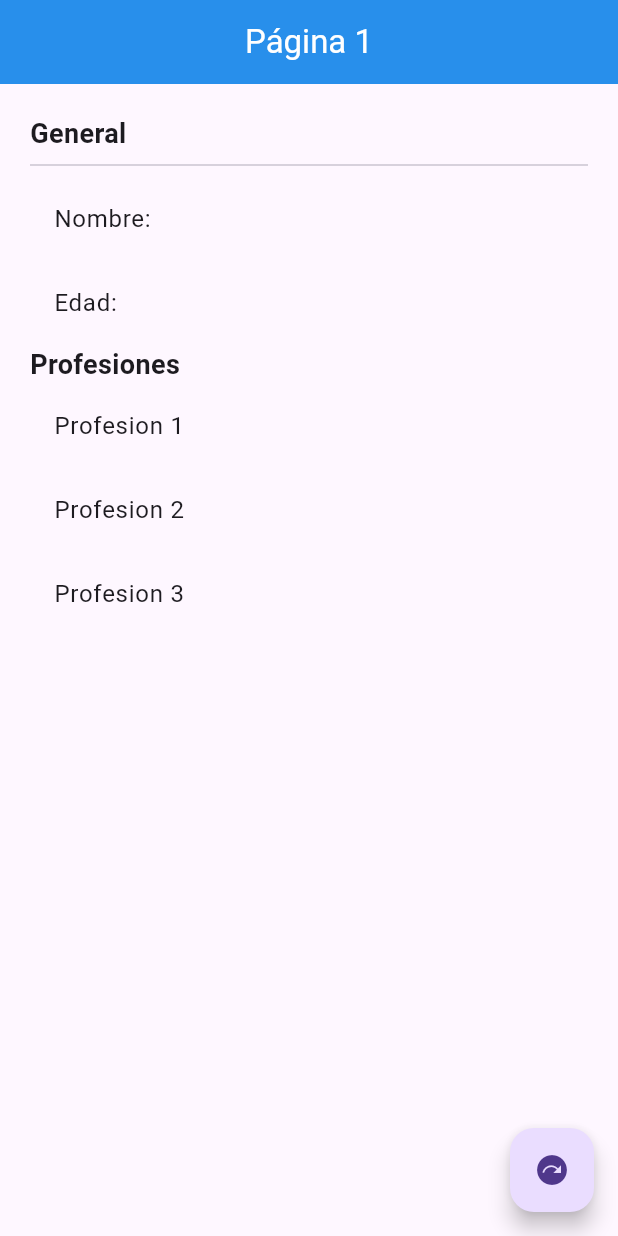
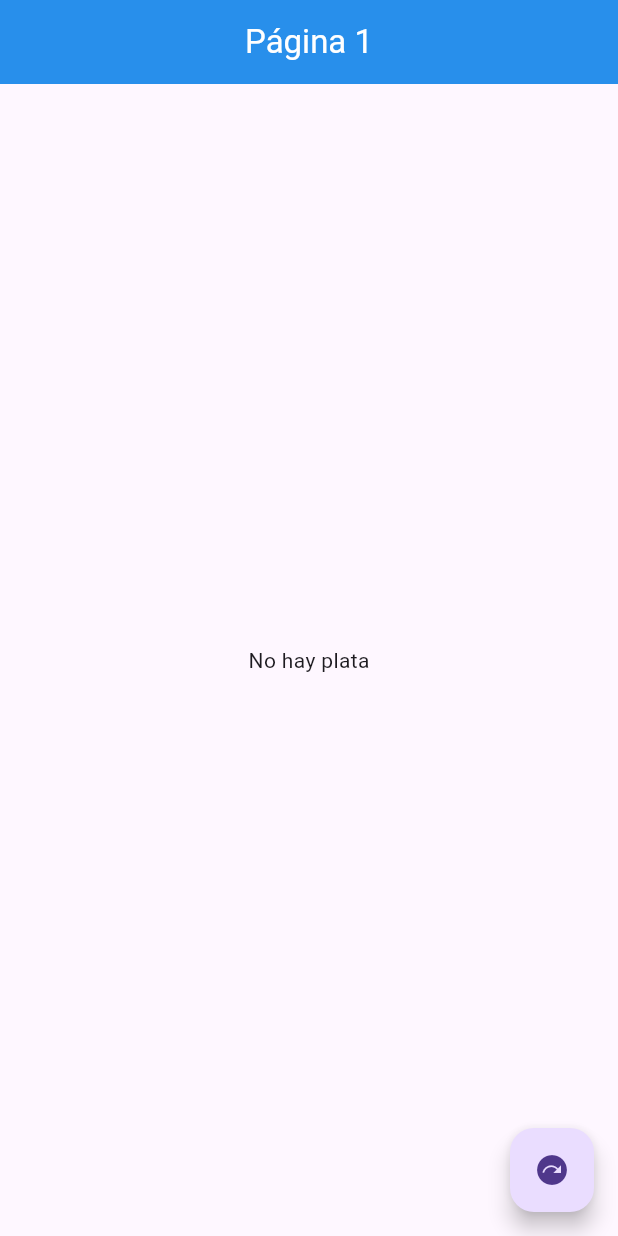
Before and after one commit to adlopezruiz/flutter_states, a Flutter app: the screen it shows after launch, on a phone screen of 412 x 824 dp. Run offline on Flutter 3.47's test engine with Material 3 defaults, Android fonts, the phone set to English and light mode, and no system bars; our stand-ins replace get.

Commit message:
GetX branch

```diff
--- /dev/null
+++ b/lib/controllers/user_controller.dart
@@ -0,0 +1,26 @@
+import 'package:get/get.dart';
+import 'package:states_app/models/user.dart';
+
+class UserController extends GetxController {
+  final RxBool existsUser = false.obs;
+  final Rx<User> user = User().obs;
+
+  get professionsCount => user.value.profesions!.length;
+
+  void loadUser(User newUser) {
+    user.value = newUser;
+    existsUser.value = true;
+  }
+
+  void changeAge(int newAge) {
+    user.update((val) {
+      val!.edad = newAge;
+    });
+  }
+
+  void addProfession(String profName) {
+    user.update((val) {
+      val!.profesions = [...val.profesions!, profName];
+    });
+  }
+}
--- a/lib/main.dart
+++ b/lib/main.dart
@@ -1,4 +1,5 @@
 import 'package:flutter/material.dart';
+import 'package:get/get.dart';
 import 'package:states_app/pages/page1_page.dart';
 import 'package:states_app/pages/page2_page.dart';
 
@@ -9,14 +10,13 @@ class MyApp extends StatelessWidget {
 
   @override
   Widget build(BuildContext context) {
-    return MaterialApp(
-      debugShowCheckedModeBanner: false,
-      title: 'Material App',
-      initialRoute: 'page1',
-      routes: {
-        'page1': (_) => Pag1Page(),
-        'page2': (_) => Page2Page(),
-      },
-    );
+    return GetMaterialApp(
+        debugShowCheckedModeBanner: false,
+        title: 'Material App',
+        initialRoute: 'page1',
+        getPages: [
+          GetPage(name: '/page1', page: () => const Pag1Page()),
+          GetPage(name: '/page2', page: () => const Page2Page()),
+        ]);
   }
 }
--- a/lib/models/user.dart
+++ b/lib/models/user.dart
@@ -1,11 +1,11 @@
 class User {
-  String nombre;
-  int edad;
-  List<String> profesions;
+  String? nombre;
+  int? edad;
+  List<String>? profesions;
 
   User({
-    required this.nombre,
-    required this.edad,
-    required this.profesions,
+    this.nombre,
+    this.edad,
+    this.profesions = const [],
   });
 }
--- a/lib/pages/page1_page.dart
+++ b/lib/pages/page1_page.dart
@@ -1,10 +1,15 @@
 import 'package:flutter/material.dart';
+import 'package:get/get.dart';
+
+import 'package:states_app/controllers/user_controller.dart';
+import 'package:states_app/models/user.dart';
 
 class Pag1Page extends StatelessWidget {
   const Pag1Page({super.key});
 
   @override
   Widget build(BuildContext context) {
+    final userController = Get.put(UserController());
     return Scaffold(
       appBar: AppBar(
         title: const Text(
@@ -15,19 +20,38 @@ class Pag1Page extends StatelessWidget {
         elevation: 5,
         centerTitle: true,
       ),
-      body: const UserInfo(),
+      body: Obx(() => userController.existsUser.value
+          ? UserInfo(user: userController.user.value)
+          : const NoInfo()),
       floatingActionButton: FloatingActionButton(
         child: const Icon(Icons.next_plan),
-        onPressed: () => Navigator.pushNamed(context, 'page2'),
+        onPressed: () => Get.toNamed('page2', arguments: {
+          'nombre': 'Adri',
+          'edad': 28,
+        }),
       ),
     );
   }
 }
 
+class NoInfo extends StatelessWidget {
+  const NoInfo({super.key});
+
+  @override
+  Widget build(BuildContext context) {
+    return const Center(
+      child: Text('No hay plata'),
+    );
+  }
+}
+
 class UserInfo extends StatelessWidget {
+  final User user;
+
   const UserInfo({
-    super.key,
-  });
+    Key? key,
+    required this.user,
+  }) : super(key: key);
 
   @override
   Widget build(BuildContext context) {
@@ -35,29 +59,29 @@ class UserInfo extends StatelessWidget {
         height: double.infinity,
         width: double.infinity,
         padding: const EdgeInsets.all(20.0),
-        child: const Column(
+        child: Column(
           crossAxisAlignment: CrossAxisAlignment.start,
           children: [
-            Text(
+            const Text(
               'General',
               style: TextStyle(
                 fontSize: 18,
                 fontWeight: FontWeight.bold,
               ),
             ),
-            Divider(),
-            ListTile(title: Text('Nombre: ')),
-            ListTile(title: Text('Edad: ')),
-            Text(
+            const Divider(),
+            ListTile(title: Text('Nombre: ${user.nombre}')),
+            ListTile(title: Text('Edad: ${user.edad}')),
+            const Text(
               'Profesiones',
               style: TextStyle(
                 fontSize: 18,
                 fontWeight: FontWeight.bold,
               ),
             ),
-            ListTile(title: Text('Profesion 1')),
-            ListTile(title: Text('Profesion 2')),
-            ListTile(title: Text('Profesion 3')),
+            ...user.profesions!.map((e) => ListTile(
+                  title: Text(e),
+                )),
           ],
         ));
   }
--- a/pubspec.yaml
+++ b/pubspec.yaml
@@ -35,6 +35,7 @@ dependencies:
   # The following adds the Cupertino Icons font to your application.
   # Use with the CupertinoIcons class for iOS style icons.
   cupertino_icons: ^1.0.2
+  get: ^4.6.6
 
 dev_dependencies:
   flutter_test:
```
Also changed, not shown: lib/pages/page2_page.dart (+40 -6 lines), pubspec.lock.
